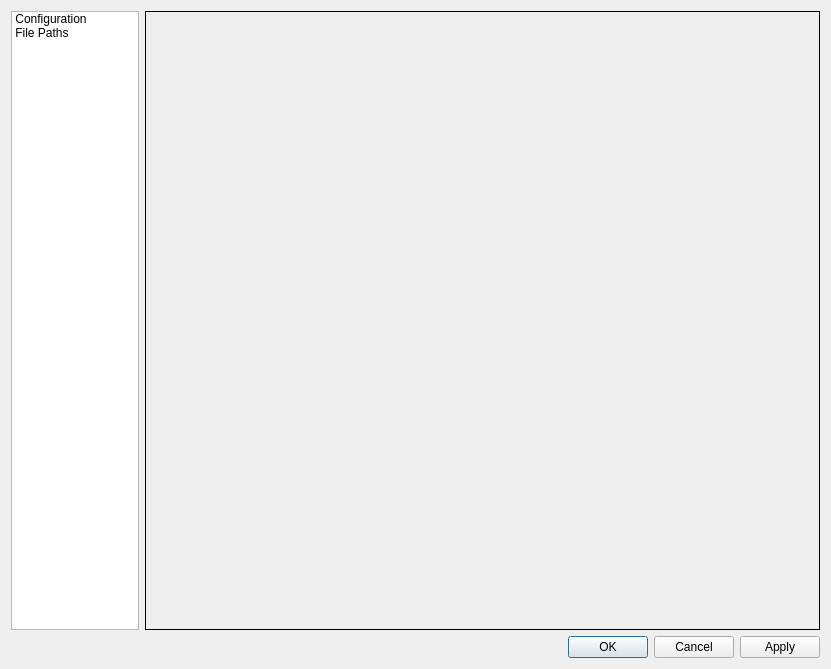
Before: the Qt Designer form src/app/seamlyme/dialogs/dialogseamlymepreferences.ui in FashionFreedom/Seamly2D, drawn with Qt 5.
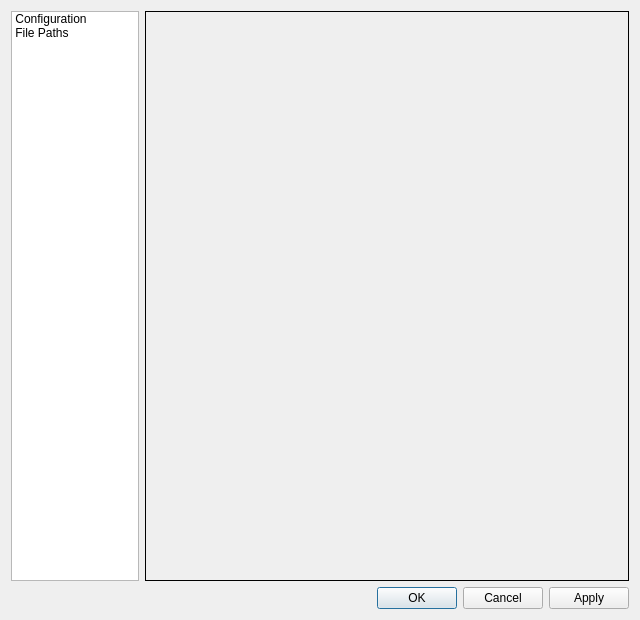
After: the same form once the commit is applied. Icons and pictures are not drawn.

Patch:
```diff
--- a/src/app/seamlyme/dialogs/dialogseamlymepreferences.ui
+++ b/src/app/seamlyme/dialogs/dialogseamlymepreferences.ui
@@ -6,10 +6,22 @@
    <rect>
     <x>0</x>
     <y>0</y>
-    <width>831</width>
-    <height>669</height>
+    <width>640</width>
+    <height>620</height>
    </rect>
   </property>
+  <property name="minimumSize">
+   <size>
+    <width>640</width>
+    <height>620</height>
+   </size>
+  </property>
+  <property name="maximumSize">
+   <size>
+    <width>640</width>
+    <height>620</height>
+   </size>
+  </property>
   <property name="windowTitle">
    <string>Preferences</string>
   </property>
```
Left out of the diff: 2 changed lines with no effect on the pictures.
